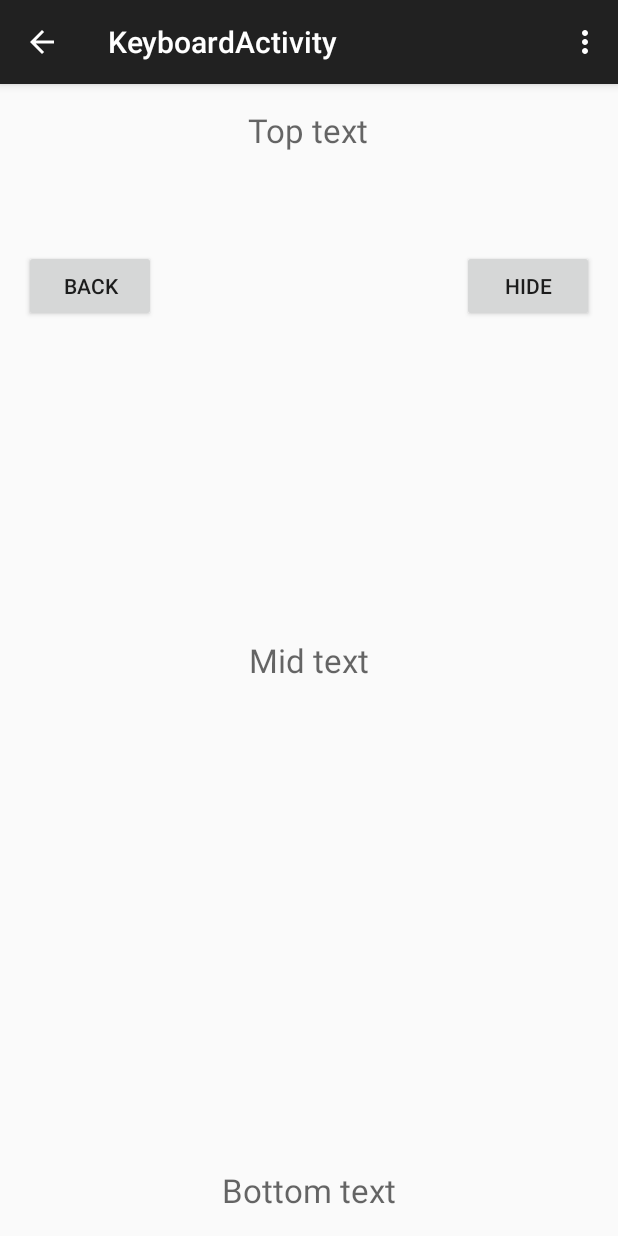
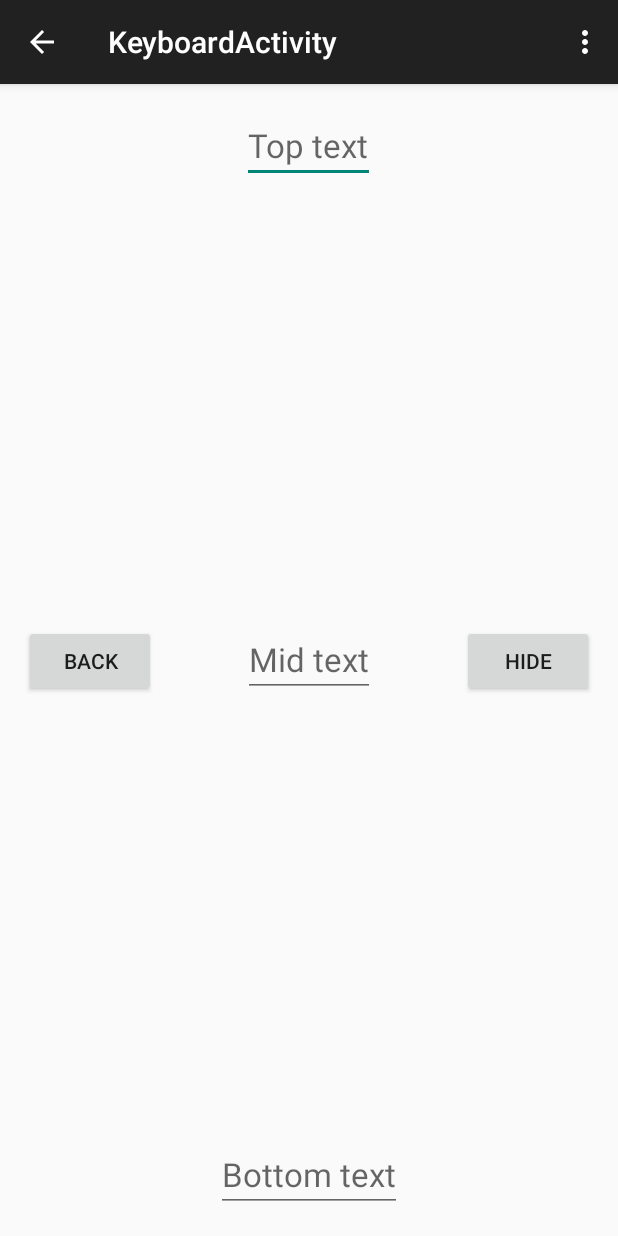
Before and after one commit to bunker-inspector/BasicWidgets, an Android app: the KeyboardActivity screen opened directly, with no data from a screen before it, on a phone screen of 412 x 824 dp. Run offline under Robolectric (Android 15) with nearby library versions, the phone set to English and light mode, and no system bars; 1 statement that could not run was skipped.

Commit message:
most functionality

```diff
--- a/app/build.gradle
+++ b/app/build.gradle
@@ -7,7 +7,7 @@ android {
     defaultConfig {
         applicationId "com.cs646.ted.assignment2"
         minSdkVersion 15
-        targetSdkVersion 21
+        targetSdkVersion 15
         versionCode 1
         versionName "1.0"
     }
--- a/app/src/main/java/com/cs646/ted/assignment2/DessertActivity.java
+++ b/app/src/main/java/com/cs646/ted/assignment2/DessertActivity.java
@@ -1,14 +1,11 @@
 package com.cs646.ted.assignment2;
 
-import android.content.Intent;
+import android.os.Bundle;
 import android.support.v7.app.ActionBarActivity;
-import android.os.Bundle;
 import android.view.Menu;
 import android.view.MenuItem;
 import android.view.View;
 import android.widget.Button;
-import android.widget.Spinner;
-import android.widget.Toast;
 
 public class DessertActivity extends ActionBarActivity {
 
--- a/app/src/main/java/com/cs646/ted/assignment2/KeyboardActivity.java
+++ b/app/src/main/java/com/cs646/ted/assignment2/KeyboardActivity.java
@@ -4,6 +4,10 @@ import android.support.v7.app.ActionBarActivity;
 import android.os.Bundle;
 import android.view.Menu;
 import android.view.MenuItem;
+import android.view.View;
+import android.view.inputmethod.InputMethodManager;
+import android.widget.Button;
+import android.widget.EditText;
 
 
 public class KeyboardActivity extends ActionBarActivity {
@@ -12,6 +16,27 @@ public class KeyboardActivity extends ActionBarActivity {
     protected void onCreate(Bundle savedInstanceState) {
         super.onCreate(savedInstanceState);
         setContentView(R.layout.activity_keyboard);
+
+        Bundle initTopEditText = getIntent().getExtras();
+        EditText topEditText = (EditText) findViewById(R.id.keyboard_top_edit_text);
+        topEditText.setText(initTopEditText.getString("mainEditText"));
+
+        final Button hideButton = (Button) findViewById(R.id.keyboard_button_hide);
+        hideButton.setOnClickListener(new View.OnClickListener() {
+            public void onClick(View v) {
+                EditText tmpEditText = (EditText)findViewById(R.id.keyboard_top_edit_text);
+                InputMethodManager manager;
+                manager = (InputMethodManager) getSystemService(INPUT_METHOD_SERVICE);
+                manager.hideSoftInputFromWindow(tmpEditText.getWindowToken(),0);
+            }
+        });
+
+        final Button backButton = (Button) findViewById(R.id.keyboard_button_back);
+        backButton.setOnClickListener(new View.OnClickListener() {
+            public void onClick(View v) {
+                finish();
+            }
+        });
     }
 
 
--- a/app/src/main/java/com/cs646/ted/assignment2/MainActivity.java
+++ b/app/src/main/java/com/cs646/ted/assignment2/MainActivity.java
@@ -10,7 +10,6 @@ import android.widget.ArrayAdapter;
 import android.widget.Button;
 import android.widget.EditText;
 import android.widget.Spinner;
-import android.widget.Toast;
 
 public class MainActivity extends ActionBarActivity {
 
@@ -45,6 +44,10 @@ public class MainActivity extends ActionBarActivity {
                         break;
                     case(KEYBOARD_ACTIVITY):
                         go.setClassName(PACKAGE_NAME, KEYB_ACTIVITY_NAME);
+                        String toSend = ((EditText)findViewById(R.id.main_editText))
+                                .getText()
+                                .toString();
+                        go.putExtra("mainEditText", toSend);
                         break;
                     case(LIST_ACTIVITY):
                         go.setClassName(PACKAGE_NAME, DESS_ACTIVITY_NAME);
--- a/app/src/main/res/layout/activity_keyboard.xml
+++ b/app/src/main/res/layout/activity_keyboard.xml
@@ -4,43 +4,52 @@
     android:paddingRight="@dimen/activity_horizontal_margin"
     android:paddingTop="@dimen/activity_vertical_margin"
     android:paddingBottom="@dimen/activity_vertical_margin"
-    tools:context="com.cs646.ted.assignment2.KeyboardActivity">
+    tools:context="com.cs646.ted.assignment2.KeyboardActivity"
+    android:id="@+id/keyboard_activity_top_layout">
 
-    <TextView
+    <EditText
         android:layout_width="wrap_content"
         android:layout_height="wrap_content"
         android:textAppearance="?android:attr/textAppearanceLarge"
         android:id="@+id/keyboard_top_edit_text"
         android:layout_centerHorizontal="true"
-        android:hint="@string/keyboard_top_hint"/>
+        android:hint="@string/keyboard_top_hint"
+        android:editable="true"
+        android:enabled="true"
+        android:imeOptions="actionNext"/>
 
-    <TextView
+    <EditText
         android:layout_width="wrap_content"
         android:layout_height="wrap_content"
         android:textAppearance="?android:attr/textAppearanceLarge"
         android:id="@+id/keyboard_mid_edit_text"
         android:layout_centerVertical="true"
         android:layout_centerHorizontal="true"
-        android:hint="@string/keyboard_mid_hint"/>
+        android:hint="@string/keyboard_mid_hint"
+        android:editable="true"
+        android:enabled="true"
+        android:imeOptions="actionNext"/>
 
-    <TextView
+    <EditText
         android:layout_width="wrap_content"
         android:layout_height="wrap_content"
         android:textAppearance="?android:attr/textAppearanceLarge"
         android:id="@+id/keyboard_bot_edit_text"
         android:layout_alignParentBottom="true"
         android:layout_centerHorizontal="true"
-        android:hint="@string/keyboard_bot_hint"/>
+        android:hint="@string/keyboard_bot_hint"
+        android:editable="true"
+        android:clickable="false"
+        android:enabled="true"
+        android:imeOptions="actionSend"/>
 
     <Button
         android:layout_width="wrap_content"
         android:layout_height="wrap_content"
         android:text="@string/back_txt"
         android:id="@+id/keyboard_button_back"
-        android:layout_below="@+id/keyboard_top_edit_text"
-        android:layout_alignParentLeft="true"
-        android:layout_alignParentStart="true"
-        android:layout_marginTop="65dp" />
+        android:layout_alignBottom="@+id/keyboard_mid_edit_text"
+        android:layout_alignParentLeft="true" />
 
     <Button
         android:layout_width="wrap_content"
@@ -48,7 +57,6 @@
         android:text="@string/hide_txt"
         android:id="@+id/keyboard_button_hide"
         android:layout_alignTop="@+id/keyboard_button_back"
-        android:layout_alignParentRight="true"
-        android:layout_alignParentEnd="true" />
+        android:layout_alignParentRight="true" />
 
 </RelativeLayout>
```
Also changed, not shown: app/src/main/java/com/cs646/ted/assignment2/DateActivity.java (+15 -1 lines), app/src/main/java/com/cs646/ted/assignment2/DessertFragment.java (+11 -3 lines), app/src/main/res/layout/activity_date.xml (+9 -0 lines), 11 other files.
